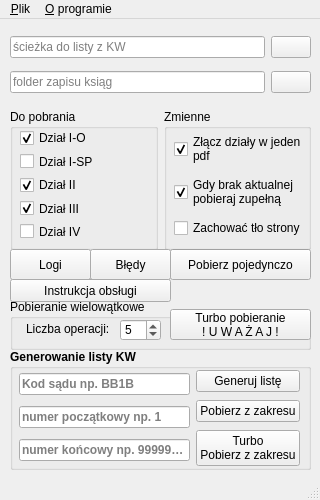
The window that eKW_pobieracz.ui (Rzezimioszek/eKW-pobieracz) describes before a commit, drawn with Qt 5.
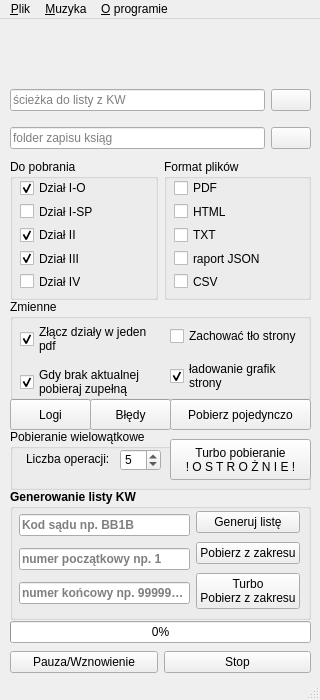
The same window after the commit. Icons and pictures are not drawn.

The edit to the form file:
```diff
--- a/eKW_pobieracz.ui
+++ b/eKW_pobieracz.ui
@@ -7,19 +7,19 @@
     <x>0</x>
     <y>0</y>
     <width>320</width>
-    <height>500</height>
+    <height>700</height>
    </rect>
   </property>
   <property name="minimumSize">
    <size>
     <width>320</width>
-    <height>500</height>
+    <height>620</height>
    </size>
   </property>
   <property name="maximumSize">
    <size>
     <width>320</width>
-    <height>500</height>
+    <height>700</height>
    </size>
   </property>
   <property name="windowTitle">
@@ -34,9 +34,9 @@
     <property name="geometry">
      <rect>
       <x>10</x>
-      <y>10</y>
+      <y>60</y>
       <width>301</width>
-      <height>71</height>
+      <height>81</height>
      </rect>
     </property>
     <layout class="QVBoxLayout" name="verticalLayout">
@@ -94,7 +94,7 @@
     <property name="geometry">
      <rect>
       <x>170</x>
-      <y>230</y>
+      <y>380</y>
       <width>141</width>
       <height>31</height>
      </rect>
@@ -116,14 +116,13 @@
     <property name="geometry">
      <rect>
       <x>10</x>
-      <y>330</y>
+      <y>470</y>
       <width>301</width>
-      <height>121</height>
+      <height>131</height>
      </rect>
     </property>
     <property name="font">
      <font>
-      <weight>75</weight>
       <bold>true</bold>
      </font>
     </property>
@@ -136,7 +135,7 @@
        <x>9</x>
        <y>19</y>
        <width>281</width>
-       <height>101</height>
+       <height>104</height>
       </rect>
      </property>
      <layout class="QHBoxLayout" name="horizontalLayout_4">
@@ -189,7 +188,6 @@
          <widget class="QPushButton" name="btnGen">
           <property name="font">
            <font>
-            <weight>50</weight>
             <bold>false</bold>
            </font>
           </property>
@@ -205,7 +203,6 @@
          <widget class="QPushButton" name="btnGenSave">
           <property name="font">
            <font>
-            <weight>50</weight>
             <bold>false</bold>
            </font>
           </property>
@@ -221,7 +218,6 @@
          <widget class="QPushButton" name="btnGenSaveTurbo">
           <property name="font">
            <font>
-            <weight>50</weight>
             <bold>false</bold>
            </font>
           </property>
@@ -240,7 +236,7 @@
     <property name="geometry">
      <rect>
       <x>10</x>
-      <y>90</y>
+      <y>140</y>
       <width>301</width>
       <height>141</height>
      </rect>
@@ -250,7 +246,6 @@
       <widget class="QGroupBox" name="groupBox_2">
        <property name="font">
         <font>
-         <weight>50</weight>
          <bold>false</bold>
         </font>
        </property>
@@ -322,61 +317,62 @@
       </widget>
      </item>
      <item>
-      <widget class="QGroupBox" name="groupBox_3">
-       <property name="font">
-        <font>
-         <weight>50</weight>
-         <bold>false</bold>
-        </font>
-       </property>
-       <property name="title">
-        <string>Zmienne</string>
-       </property>
-       <widget class="QWidget" name="layoutWidget">
-        <property name="geometry">
-         <rect>
-          <x>10</x>
-          <y>20</y>
-          <width>134</width>
-          <height>114</height>
-         </rect>
-        </property>
-        <layout class="QVBoxLayout" name="verticalLayout_3">
-         <item>
-          <widget class="QCheckBox" name="chMerge">
-           <property name="text">
-            <string>Złącz działy w jeden
-pdf</string>
-           </property>
-           <property name="checkable">
-            <bool>true</bool>
-           </property>
-           <property name="checked">
-            <bool>true</bool>
-           </property>
-          </widget>
-         </item>
-         <item>
-          <widget class="QCheckBox" name="chError">
-           <property name="text">
-            <string>Gdy brak aktualnej 
-pobieraj zupełną</string>
-           </property>
-           <property name="checked">
-            <bool>true</bool>
-           </property>
-          </widget>
-         </item>
-         <item>
-          <widget class="QCheckBox" name="chBg">
-           <property name="text">
-            <string>Zachować tło strony</string>
-           </property>
-          </widget>
-         </item>
-        </layout>
-       </widget>
-      </widget>
+      <layout class="QVBoxLayout" name="verticalLayout_8">
+       <item>
+        <widget class="QGroupBox" name="groupBox_5">
+         <property name="title">
+          <string>Format plików</string>
+         </property>
+         <widget class="QWidget" name="verticalLayoutWidget_4">
+          <property name="geometry">
+           <rect>
+            <x>10</x>
+            <y>20</y>
+            <width>131</width>
+            <height>111</height>
+           </rect>
+          </property>
+          <layout class="QVBoxLayout" name="verticalLayout_9">
+           <item>
+            <widget class="QCheckBox" name="chPDF">
+             <property name="text">
+              <string>PDF</string>
+             </property>
+            </widget>
+           </item>
+           <item>
+            <widget class="QCheckBox" name="chHTML">
+             <property name="text">
+              <string>HTML</string>
+             </property>
+            </widget>
+           </item>
+           <item>
+            <widget class="QCheckBox" name="chTXT">
+             <property name="text">
+              <string>TXT</string>
+             </property>
+            </widget>
+           </item>
+           <item>
+            <widget class="QCheckBox" name="chJSON">
+             <property name="text">
+              <string>raport JSON</string>
+             </property>
+            </widget>
+           </item>
+           <item>
+            <widget class="QCheckBox" name="chCSV">
+             <property name="text">
+              <string>CSV</string>
+             </property>
+            </widget>
+           </item>
+          </layout>
+         </widget>
+        </widget>
+       </item>
+      </layout>
      </item>
     </layout>
    </widget>
@@ -384,7 +380,7 @@
     <property name="geometry">
      <rect>
       <x>10</x>
-      <y>230</y>
+      <y>380</y>
       <width>81</width>
       <height>31</height>
      </rect>
@@ -400,7 +396,7 @@
     <property name="geometry">
      <rect>
       <x>90</x>
-      <y>230</y>
+      <y>380</y>
       <width>81</width>
       <height>31</height>
      </rect>
@@ -416,9 +412,9 @@
     <property name="geometry">
      <rect>
       <x>10</x>
-      <y>280</y>
+      <y>410</y>
       <width>301</width>
-      <height>51</height>
+      <height>61</height>
      </rect>
     </property>
     <property name="title">
@@ -430,12 +426,12 @@
        <x>160</x>
        <y>10</y>
        <width>141</width>
-       <height>31</height>
+       <height>41</height>
       </rect>
      </property>
      <property name="text">
       <string>Turbo pobieranie
-! U W A Ż A J !</string>
+! O S T R O Ż N I E !</string>
      </property>
     </widget>
     <widget class="QSpinBox" name="spN">
@@ -468,19 +464,152 @@
      </property>
     </widget>
    </widget>
-   <widget class="QPushButton" name="btnIns">
+   <widget class="QLabel" name="lblBanner">
     <property name="geometry">
      <rect>
       <x>10</x>
-      <y>260</y>
-      <width>161</width>
-      <height>23</height>
+      <y>0</y>
+      <width>301</width>
+      <height>61</height>
      </rect>
     </property>
     <property name="text">
-     <string>Instrukcja obsługi</string>
+     <string>&lt;html&gt;&lt;head/&gt;&lt;body&gt;&lt;p align=&quot;center&quot;&gt;&lt;img src=&quot;:/baner/res/baner_310x60.jpg&quot;/&gt;&lt;/p&gt;&lt;/body&gt;&lt;/html&gt;</string>
     </property>
    </widget>
+   <widget class="QWidget" name="horizontalLayoutWidget_3">
+    <property name="geometry">
+     <rect>
+      <x>10</x>
+      <y>630</y>
+      <width>301</width>
+      <height>26</height>
+     </rect>
+    </property>
+    <layout class="QHBoxLayout" name="horizontalLayout_5">
+     <item>
+      <widget class="QPushButton" name="btnPause">
+       <property name="text">
+        <string>Pauza/Wznowienie</string>
+       </property>
+      </widget>
+     </item>
+     <item>
+      <widget class="QPushButton" name="btnStop">
+       <property name="text">
+        <string>Stop</string>
+       </property>
+      </widget>
+     </item>
+    </layout>
+   </widget>
+   <widget class="QWidget" name="layoutWidget">
+    <property name="geometry">
+     <rect>
+      <x>10</x>
+      <y>600</y>
+      <width>301</width>
+      <height>27</height>
+     </rect>
+    </property>
+    <layout class="QHBoxLayout" name="horizontalLayout_6">
+     <item>
+      <widget class="QProgressBar" name="progressBar">
+       <property name="value">
+        <number>0</number>
+       </property>
+      </widget>
+     </item>
+    </layout>
+   </widget>
+   <widget class="QGroupBox" name="groupBox_3">
+    <property name="geometry">
+     <rect>
+      <x>10</x>
+      <y>280</y>
+      <width>301</width>
+      <height>101</height>
+     </rect>
+    </property>
+    <property name="font">
+     <font>
+      <bold>false</bold>
+     </font>
+    </property>
+    <property name="title">
+     <string>Zmienne</string>
+    </property>
+    <widget class="QWidget" name="layoutWidget">
+     <property name="geometry">
+      <rect>
+       <x>10</x>
+       <y>20</y>
+       <width>148</width>
+       <height>84</height>
+      </rect>
+     </property>
+     <layout class="QVBoxLayout" name="verticalLayout_3">
+      <item>
+       <widget class="QCheckBox" name="chMerge">
+        <property name="text">
+         <string>Złącz działy w jeden
+pdf</string>
+        </property>
+        <property name="checkable">
+         <bool>true</bool>
+        </property>
+        <property name="checked">
+         <bool>true</bool>
+        </property>
+       </widget>
+      </item>
+      <item>
+       <widget class="QCheckBox" name="chError">
+        <property name="text">
+         <string>Gdy brak aktualnej 
+pobieraj zupełną</string>
+        </property>
+        <property name="checked">
+         <bool>true</bool>
+        </property>
+       </widget>
+      </item>
+     </layout>
+    </widget>
+    <widget class="QWidget" name="verticalLayoutWidget_2">
+     <property name="geometry">
+      <rect>
+       <x>160</x>
+       <y>20</y>
+       <width>148</width>
+       <height>81</height>
+      </rect>
+     </property>
+     <layout class="QVBoxLayout" name="verticalLayout_6">
+      <item>
+       <widget class="QCheckBox" name="chBg">
+        <property name="text">
+         <string>Zachować tło strony</string>
+        </property>
+       </widget>
+      </item>
+      <item>
+       <widget class="QCheckBox" name="chImg">
+        <property name="toolTip">
+         <string>&lt;html&gt;&lt;head/&gt;&lt;body&gt;&lt;p&gt;Włącz lub wyłącz ładowanie grafik na stronie (może zmniejszyć zużycie ramu)&lt;/p&gt;&lt;/body&gt;&lt;/html&gt;</string>
+        </property>
+        <property name="text">
+         <string>ładowanie grafik
+strony</string>
+        </property>
+        <property name="checked">
+         <bool>true</bool>
+        </property>
+       </widget>
+      </item>
+     </layout>
+    </widget>
+   </widget>
   </widget>
   <widget class="QMenuBar" name="menubar">
    <property name="geometry">
@@ -502,8 +631,16 @@
     </property>
     <addaction name="action_Wsparcie"/>
     <addaction name="action_github"/>
+    <addaction name="action_Instrukcja"/>
+   </widget>
+   <widget class="QMenu" name="menu_Muzyka">
+    <property name="title">
+     <string>&amp;Muzyka</string>
+    </property>
+    <addaction name="action_muzyka"/>
    </widget>
    <addaction name="menu_Plik"/>
+   <addaction name="menu_Muzyka"/>
    <addaction name="menu_O_programie"/>
   </widget>
   <widget class="QStatusBar" name="statusbar"/>
```
Left out of the diff: 16 changed lines with no effect on the pictures.
